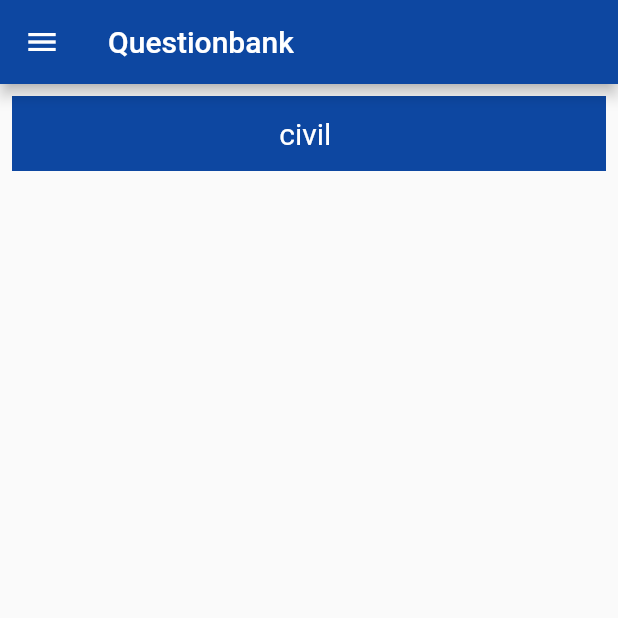
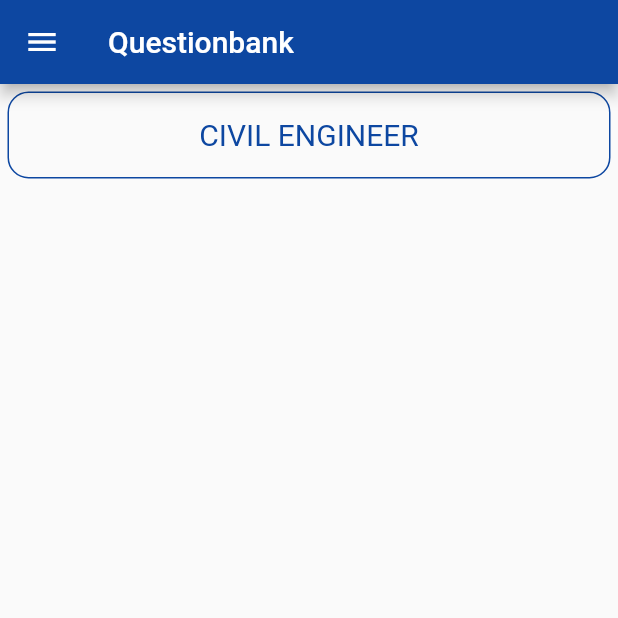
Before and after one commit to puskottampandey/questionbank-, a Flutter app: the screen it shows after launch, on a phone screen of 412 x 824 dp, the top half of it. Run offline on Flutter 3.47's test engine with Material 2 defaults, Android fonts, the phone set to English and light mode, and no system bars.

Commit message:
Created  Listtile

```diff
--- a/lib/home_screen.dart
+++ b/lib/home_screen.dart
@@ -1,6 +1,7 @@
 import 'package:flutter/material.dart';
+import 'package:questionbank/Mail_screen.dart';
 import 'package:questionbank/Send%20Feedback-screen.dart';
-
+import 'package:questionbank/civil_subject.dart';
 import 'package:questionbank/settings_screen.dart';
 import 'package:questionbank/notification_screen.dart';
 
@@ -12,6 +13,8 @@ class Homepage extends StatefulWidget {
 }
 
 class _HomepageState extends State<Homepage> {
+  List<String> courses = ["civil", "auto "];
+
   @override
   Widget build(BuildContext context) {
     return Scaffold(
@@ -39,12 +42,21 @@ class _HomepageState extends State<Homepage> {
                       MaterialPageRoute(
                           builder: ((context) => const NotificationScreen())));
                 }),
+            const Divider(
+              height: 0,
+            ),
             ListTile(
               leading: const Icon(Icons.mail),
               title: const Text("Mail"),
               onTap: () {
-                Navigator.pop(context);
+                Navigator.push(
+                    context,
+                    MaterialPageRoute(
+                        builder: ((context) => const MailScreen())));
               },
+            ),
+            const Divider(
+              height: 0,
             ),
             ListTile(
               leading: const Icon(Icons.settings),
@@ -56,6 +68,9 @@ class _HomepageState extends State<Homepage> {
                         builder: ((context) => const SettingScreen())));
               },
             ),
+            const Divider(
+              height: 0,
+            ),
             ListTile(
               leading: const Icon(Icons.send),
               title: const Text("Send Feedback "),
@@ -66,27 +81,48 @@ class _HomepageState extends State<Homepage> {
                         builder: ((context) => const SendFeedback())));
               },
             ),
+            const Divider(
+              height: 0,
+            ),
             ListTile(
               leading: const Icon(Icons.rate_review),
               title: const Text("Rate us "),
               onTap: () {
                 Navigator.pop(context);
               },
-            )
+            ),
+            const Divider(),
           ],
         ),
       ),
-      body: ListView(padding: const EdgeInsets.all(8), children: <Widget>[
-        Container(
-            decoration: BoxDecoration(color: Colors.blue.shade900),
-            padding: const EdgeInsets.all(8),
-            height: 50,
-            child: const Center(
-                child: Text(
-              "civil ",
-              style: TextStyle(color: Colors.white, fontSize: 20),
-            )))
-      ]),
+      body: ListView.builder(
+          itemCount: 1,
+          itemBuilder: (context, index) {
+            return Padding(
+              padding: const EdgeInsets.all(5),
+              child: ListTile(
+                shape: RoundedRectangleBorder(
+                  side: BorderSide(color: Colors.blue.shade900, width: 1),
+                  borderRadius: BorderRadius.circular(14),
+                ),
+                title: Center(
+                  child: Text(
+                    "CIVIL ENGINEER",
+                    style: TextStyle(
+                      fontSize: 20,
+                      color: Colors.blue.shade900,
+                    ),
+                  ),
+                ),
+                onTap: () {
+                  Navigator.push(
+                      context,
+                      MaterialPageRoute(
+                          builder: ((context) => const CivilScreen())));
+                },
+              ),
+            );
+          }),
     );
   }
 }
--- a/lib/main.dart
+++ b/lib/main.dart
@@ -4,8 +4,7 @@ import 'package:flutter/material.dart';
 import 'package:questionbank/home_screen.dart';
 
 void main() {
-  runApp(
-    MaterialApp(
+  runApp(MaterialApp(
     debugShowCheckedModeBanner: false,
     title: 'Flutter Demo',
     theme: ThemeData(
```
Also changed, not shown: lib/Mail_screen.dart (added, +22 -0 lines), lib/civil_subject.dart (added, +19 -0 lines).
